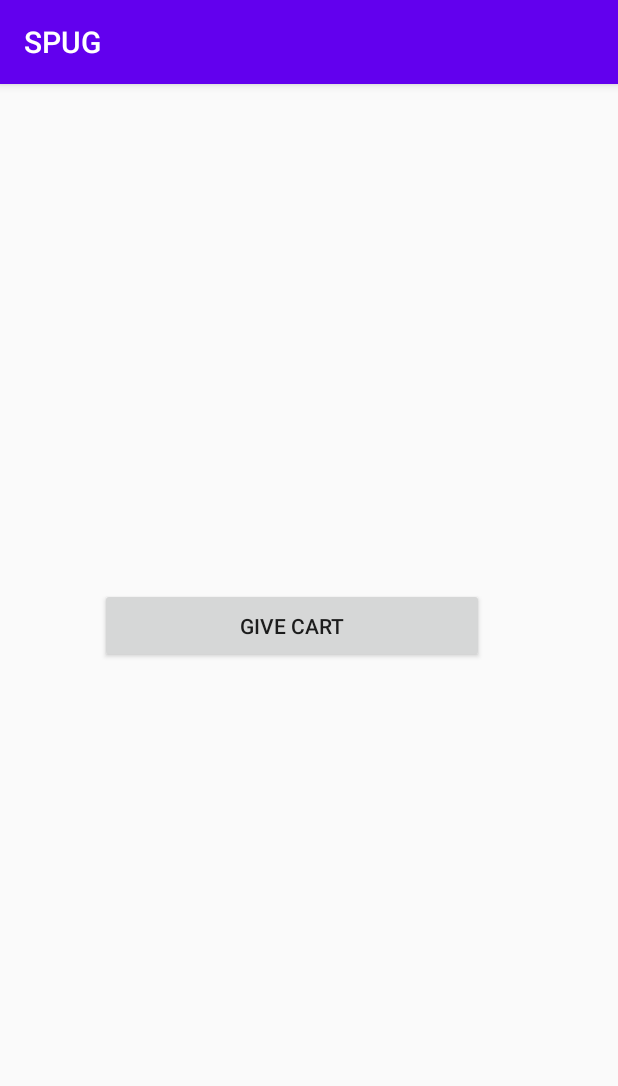
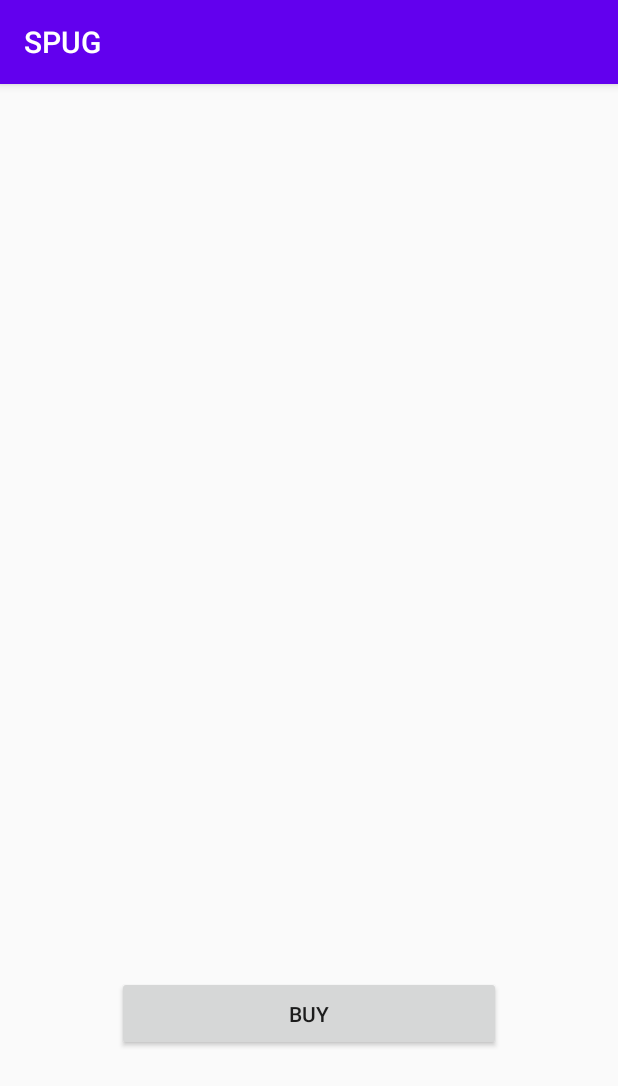
Before and after one commit to koushik1703/SmartPurchasingUndGuidance, an Android app: the UnAssignCartView screen opened directly, with no data from a screen before it, on a phone screen of 412 x 824 dp. Shown: the top 1086 px of the screen. Run offline under Robolectric (Android 15) with nearby library versions, the phone set to English and light mode, and no system bars; libraries missing offline, so code that uses them is left out: org.eclipse.paho; 5 statements that could not run were skipped.

Commit message:
Adding MQTT Subscriber to android to receive purchase detail.

```diff
--- a/SPUGAndriod/app/src/main/AndroidManifest.xml
+++ b/SPUGAndriod/app/src/main/AndroidManifest.xml
@@ -2,7 +2,10 @@
 <manifest xmlns:android="http://schemas.android.com/apk/res/android"
     package="com.example.spug">
 
+    <uses-permission android:name="android.permission.WAKE_LOCK" />
     <uses-permission android:name="android.permission.INTERNET"/>
+    <uses-permission android:name="android.permission.ACCESS_NETWORK_STATE" />
+    <uses-permission android:name="android.permission.READ_PHONE_STATE" />
 
     <application
         android:allowBackup="true"
@@ -21,6 +24,9 @@
                 <category android:name="android.intent.category.LAUNCHER" />
             </intent-filter>
         </activity>
+
+        <service android:name="org.eclipse.paho.android.service.MqttService" >
+        </service>
     </application>
 
 </manifest>
--- a/SPUGAndriod/app/src/main/java/com/example/spug/SubscribeItems.java
+++ b/SPUGAndriod/app/src/main/java/com/example/spug/SubscribeItems.java
@@ -10,7 +10,7 @@ import android.widget.TextView;
 
 public class SubscribeItems extends AppCompatActivity {
 
-    String hostUrl = "http://192.168.1.9:5000/";
+    String hostUrl = "http://192.168.0.104:5000/";
     static TextView itemsView;
     @Override
     protected void onCreate(Bundle savedInstanceState) {
--- a/SPUGAndriod/app/src/main/java/com/example/spug/UnAssignCartView.java
+++ b/SPUGAndriod/app/src/main/java/com/example/spug/UnAssignCartView.java
@@ -5,12 +5,18 @@ import androidx.appcompat.app.AppCompatActivity;
 import android.os.Bundle;
 import android.view.View;
 import android.widget.Button;
+import android.widget.TextView;
+
+import org.eclipse.paho.android.service.MqttAndroidClient;
+import org.eclipse.paho.client.mqttv3.*;
+import org.eclipse.paho.client.mqttv3.persist.MemoryPersistence;
+import org.json.JSONObject;
 
 import java.util.ArrayList;
 
 public class UnAssignCartView extends AppCompatActivity {
 
-    String hostUrl = "http://192.168.1.9:5000/";
+    String hostUrl = "http://192.168.0.104:5000/";
     AppCompatActivity appCompatActivity = this;
 
     @Override
@@ -19,6 +25,7 @@ public class UnAssignCartView extends AppCompatActivity {
         setContentView(R.layout.activity_un_assign_cart_view);
 
         Button giveButton = findViewById(R.id.giveButton);
+        final TextView listOfItems = findViewById(R.id.ListOfItem);
 
         giveButton.setOnClickListener(new View.OnClickListener() {
             @Override
@@ -30,5 +37,50 @@ public class UnAssignCartView extends AppCompatActivity {
 
             }
         });
+
+        String clientId = MqttClient.generateClientId();
+        final MqttAndroidClient mqttAndroidClient = new MqttAndroidClient(this.getApplicationContext(), "tcp://192.168.0.104:1883", clientId, new MemoryPersistence());
+
+        MqttConnectOptions mqttConnectOptions = new MqttConnectOptions();
+        mqttConnectOptions.setCleanSession(true);
+
+        try {
+            mqttAndroidClient.connect(mqttConnectOptions, null, new IMqttActionListener() {
+                @Override
+                public void onSuccess(IMqttToken asyncActionToken) {
+                    try {
+                        String topic = "deviceUpdate/" + MainActivity.uniqueID + "/";
+                        mqttAndroidClient.subscribe(topic, 2);
+                        mqttAndroidClient.setCallback(new MqttCallback() {
+                            @Override
+                            public void connectionLost(Throwable cause) {
+
+                            }
+
+                            @Override
+                            public void messageArrived(String topic, MqttMessage message) throws Exception {
+                                JSONObject json = new JSONObject(new String(message.getPayload()));
+                                listOfItems.append(json.getString("itemPurchased") + " = " + json.getString("cost") + ";");
+                            }
+
+                            @Override
+                            public void deliveryComplete(IMqttDeliveryToken token) {
+
+                            }
+                        });
+                    } catch (MqttException ex) {
+
+                    }
+                }
+
+                @Override
+                public void onFailure(IMqttToken asyncActionToken, Throwable exception) {
+
+                }
+            });
+        } catch (MqttException ex) {
+            System.out.println(ex.toString());
+        }
+
     }
 }
--- a/SPUGAndriod/app/src/main/res/layout/activity_subscribe_items.xml
+++ b/SPUGAndriod/app/src/main/res/layout/activity_subscribe_items.xml
@@ -28,7 +28,7 @@
         android:layout_marginTop="321dp"
         android:layout_marginEnd="159dp"
         android:layout_marginBottom="362dp"
-        android:text="Subcribe"
+        android:text="Buy"
         app:layout_constraintBottom_toBottomOf="parent"
         app:layout_constraintEnd_toEndOf="parent"
         app:layout_constraintStart_toStartOf="parent"
--- a/SPUGAndriod/app/src/main/res/layout/activity_un_assign_cart_view.xml
+++ b/SPUGAndriod/app/src/main/res/layout/activity_un_assign_cart_view.xml
@@ -11,11 +11,24 @@
         android:id="@+id/giveButton"
         android:layout_width="256dp"
         android:layout_height="50dp"
-        android:layout_marginStart="66dp"
-        android:layout_marginTop="317dp"
-        android:layout_marginEnd="89dp"
-        android:layout_marginBottom="364dp"
-        android:text="Give Cart"
+        android:layout_marginStart="77dp"
+        android:layout_marginTop="576dp"
+        android:layout_marginEnd="78dp"
+        android:layout_marginBottom="105dp"
+        android:text="Buy"
+        app:layout_constraintBottom_toBottomOf="parent"
+        app:layout_constraintEnd_toEndOf="parent"
+        app:layout_constraintStart_toStartOf="parent"
+        app:layout_constraintTop_toTopOf="parent" />
+
+    <TextView
+        android:id="@+id/ListOfItem"
+        android:layout_width="256dp"
+        android:layout_height="425dp"
+        android:layout_marginStart="79dp"
+        android:layout_marginTop="122dp"
+        android:layout_marginEnd="76dp"
+        android:layout_marginBottom="184dp"
         app:layout_constraintBottom_toBottomOf="parent"
         app:layout_constraintEnd_toEndOf="parent"
         app:layout_constraintStart_toStartOf="parent"
```
Also changed, not shown: SPUGAndriod/app/build.gradle (+15 -0 lines), SPUGAndriod/app/src/main/java/com/example/spug/MainActivity.java (+5 -2 lines).
